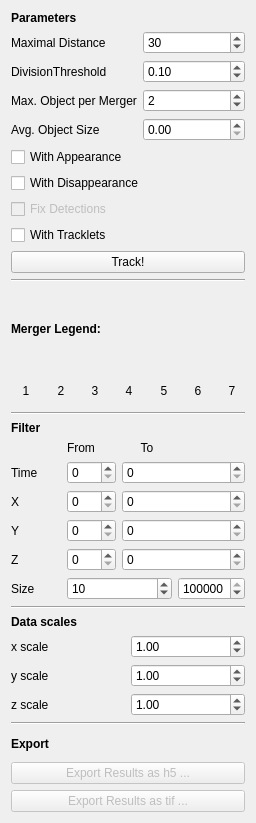
This is ilastik/applets/tracking/conservation/drawer.ui in ilastik/ilastik as Qt 5 draws it before an edit. The edited form follows.
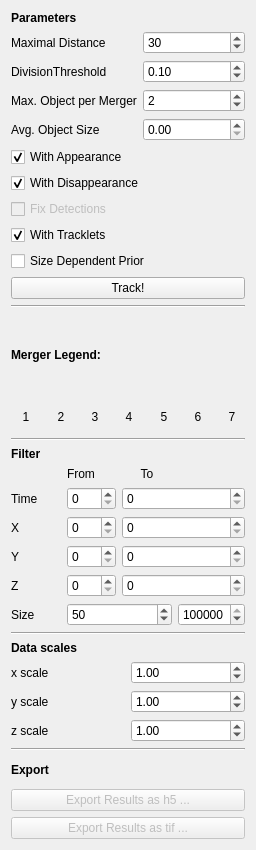
This is the edited form.

Commit message: conservation tracking: added option to choose between size dependent detection prior and hard prior

Diff of the .ui file:
```diff
--- a/ilastik/applets/tracking/conservation/drawer.ui
+++ b/ilastik/applets/tracking/conservation/drawer.ui
@@ -7,7 +7,7 @@
     <x>0</x>
     <y>0</y>
     <width>256</width>
-    <height>823</height>
+    <height>850</height>
    </rect>
   </property>
   <property name="sizePolicy">
@@ -130,6 +130,9 @@
        <property name="text">
         <string>With Appearance</string>
        </property>
+       <property name="checked">
+        <bool>true</bool>
+       </property>
       </widget>
      </item>
      <item>
@@ -137,6 +140,9 @@
        <property name="text">
         <string>With Disappearance</string>
        </property>
+       <property name="checked">
+        <bool>true</bool>
+       </property>
       </widget>
      </item>
      <item>
@@ -154,6 +160,16 @@
        <property name="text">
         <string>With Tracklets</string>
        </property>
+       <property name="checked">
+        <bool>true</bool>
+       </property>
+      </widget>
+     </item>
+     <item>
+      <widget class="QCheckBox" name="sizeDepBox">
+       <property name="text">
+        <string>Size Dependent Prior</string>
+       </property>
       </widget>
      </item>
      <item>
@@ -506,7 +522,7 @@
           <number>100000</number>
          </property>
          <property name="value">
-          <number>10</number>
+          <number>50</number>
          </property>
         </widget>
        </item>
```
The commit also changes 2 other files.
